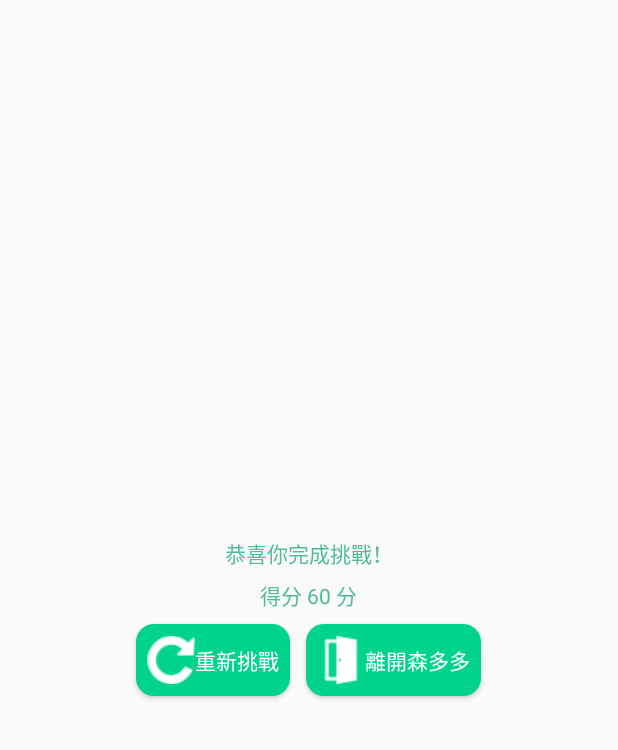
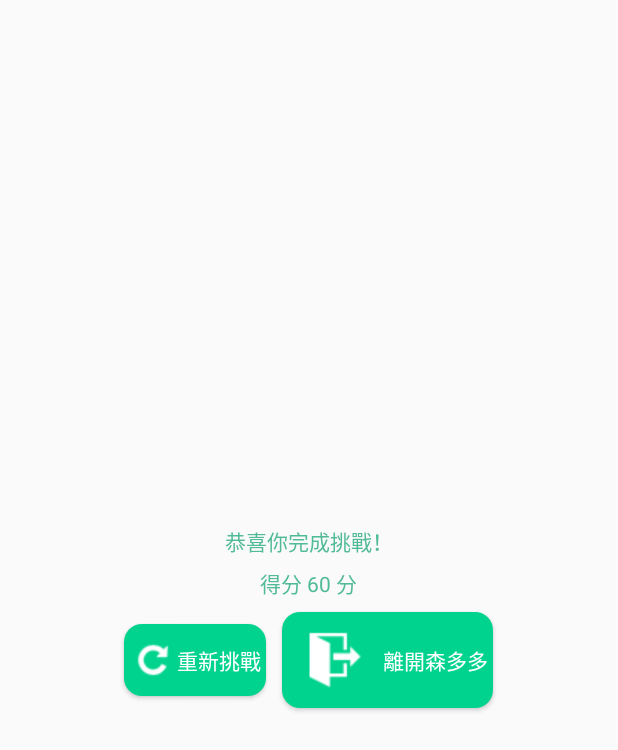
Before and after one commit to k801030/IntroToForest, an Android app: the layout dialog_ending.xml on its own in the app's theme, with its tools: preview values and no code run, on a phone screen of 412 x 824 dp. Shown: the top 750 px of the screen. Run offline under Robolectric (Android 15) with nearby library versions, the phone set to English and light mode, and no system bars.

Commit message:
icon and title of app

```diff
--- a/app/src/main/java/project/com/introtoforest/service/GameService.java
+++ b/app/src/main/java/project/com/introtoforest/service/GameService.java
@@ -136,7 +136,7 @@ public class GameService implements Observer {
      * process of a single QA
      */
     public void startNextStage() {
-
+        mOptionView.setOptionViewClickable(false);
         if (current > TOTAL_QUESTION) {
             endingCallback.onEnding(score);
             return;
--- a/app/src/main/res/layout/dialog_ending.xml
+++ b/app/src/main/res/layout/dialog_ending.xml
@@ -37,7 +37,8 @@
             android:text="@string/dialog.ending.restart_btn"
             android:layout_margin="5dp"
             android:drawableLeft="@drawable/reload"
-            android:padding="7dp"
+            android:paddingLeft="3dp"
+            android:paddingRight="3dp"
             />
 
         <Button
@@ -48,7 +49,8 @@
             android:textColor="@color/white"
             android:text="@string/dialog.ending.quit_btn"
             android:layout_margin="5dp"
-            android:padding="7dp"
+            android:paddingLeft="3dp"
+            android:paddingRight="3dp"
             android:drawableLeft="@drawable/exit"
 
             />
--- a/app/src/main/res/values/strings.xml
+++ b/app/src/main/res/values/strings.xml
@@ -1,5 +1,5 @@
 <resources>
-    <string name="app_name">森多多</string>
+    <string name="app_name">森多猜猜圖</string>
 
 
 
```
Also changed, not shown: app/src/main/res/drawable/exit.png, app/src/main/res/drawable/reload.png, app/src/main/res/mipmap-hdpi/ic_launcher.png, app/src/main/res/mipmap-mdpi/game_bg.png (deleted), app/src/main/res/mipmap-mdpi/ic_launcher.png, app/src/main/res/mipmap-xhdpi/game_bg.png (deleted), app/src/main/res/mipmap-xhdpi/ic_launcher.png, app/src/main/res/mipmap-xxhdpi/game_bg.png (deleted), app/src/main/res/mipmap-xxhdpi/ic_launcher.png.
